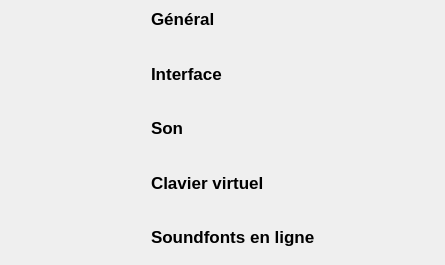
Before: the Qt Designer form sources/context/interface/configpanel.ui in davy7125/polyphone, drawn with Qt 5.
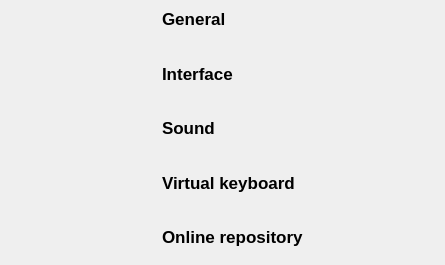
After: the same form once the commit is applied. Custom widgets are drawn as their Qt base class.

What changed in the file:
```diff
--- a/sources/context/interface/configpanel.ui
+++ b/sources/context/interface/configpanel.ui
@@ -78,7 +78,7 @@
             </font>
            </property>
            <property name="text">
-            <string>Général</string>
+            <string>General</string>
            </property>
           </widget>
          </item>
@@ -144,7 +144,7 @@
             </font>
            </property>
            <property name="text">
-            <string>Son</string>
+            <string>Sound</string>
            </property>
           </widget>
          </item>
@@ -177,7 +177,7 @@
             </font>
            </property>
            <property name="text">
-            <string>Clavier virtuel</string>
+            <string>Virtual keyboard</string>
            </property>
           </widget>
          </item>
@@ -210,7 +210,7 @@
             </font>
            </property>
            <property name="text">
-            <string>Soundfonts en ligne</string>
+            <string>Online repository</string>
            </property>
           </widget>
          </item>
```
